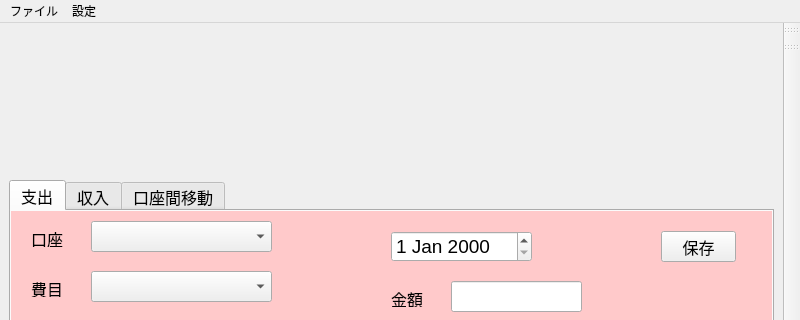
Before: the Qt Designer form mainwindow.ui in gh6141/vckakeForLinux, drawn with Qt 5; both pictures show x 0 to 800 and y 0 to 320 of the 800 by 600 pixel window.
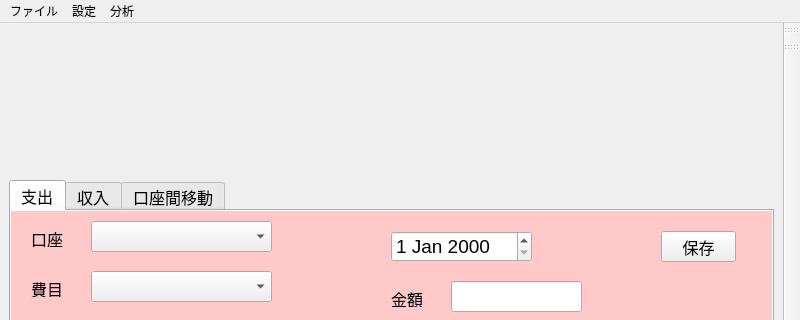
After: the same form once the commit is applied.

What changed in the file:
```diff
--- a/mainwindow.ui
+++ b/mainwindow.ui
@@ -662,8 +662,15 @@
     <addaction name="separator"/>
     <addaction name="actiondbSet"/>
    </widget>
+   <widget class="QMenu" name="menudisp">
+    <property name="title">
+     <string>分析</string>
+    </property>
+    <addaction name="actionzandakaList"/>
+   </widget>
    <addaction name="menu"/>
    <addaction name="menu_2"/>
+   <addaction name="menudisp"/>
   </widget>
   <widget class="QStatusBar" name="statusbar"/>
   <widget class="QToolBar" name="toolBar">
```
Left out of the diff: 5 changed lines with no effect on the pictures.
